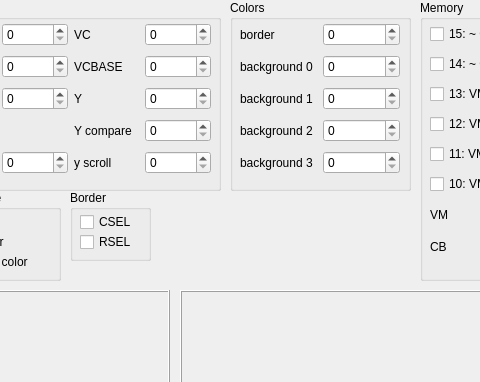
Above: src/gui/video/vic_viewer.ui from ProgrammierPatrick/c64pp before the change; both pictures show x 90 to 570 and y 0 to 382 of the 724 by 591 pixel window. Below: the same form after it.
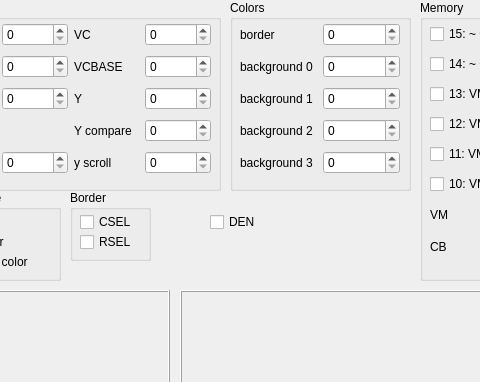
That is the form after the change.

What changed in the file:
```diff
--- a/src/gui/video/vic_viewer.ui
+++ b/src/gui/video/vic_viewer.ui
@@ -477,6 +477,19 @@
      </layout>
     </widget>
    </widget>
+   <widget class="QCheckBox" name="DEN">
+    <property name="geometry">
+     <rect>
+      <x>300</x>
+      <y>210</y>
+      <width>61</width>
+      <height>24</height>
+     </rect>
+    </property>
+    <property name="text">
+     <string>DEN</string>
+    </property>
+   </widget>
   </widget>
   <widget class="QMenuBar" name="menubar">
    <property name="geometry">
```
